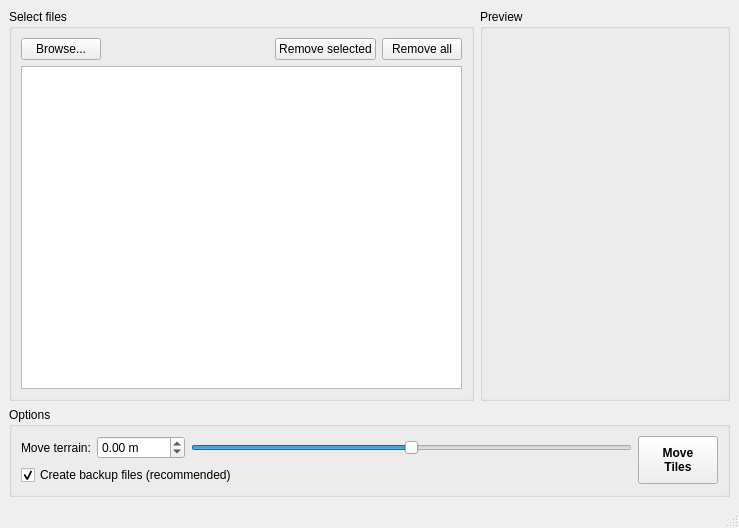
ma7t3/OmsiTerrainMover, file mainwindow.ui: the form before one commit.
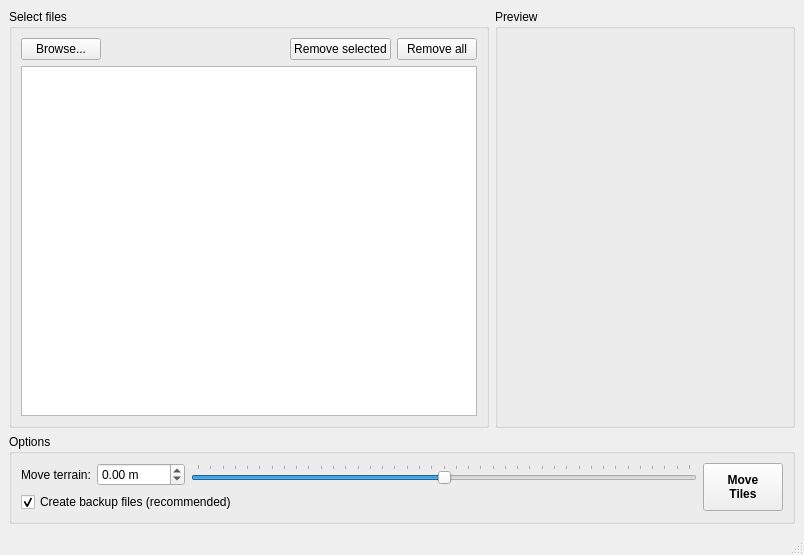
The form after the commit.

Commit message: basic ui functionality

What changed in the file:
```diff
--- a/mainwindow.ui
+++ b/mainwindow.ui
@@ -6,8 +6,8 @@
    <rect>
     <x>0</x>
     <y>0</y>
-    <width>739</width>
-    <height>528</height>
+    <width>804</width>
+    <height>555</height>
    </rect>
   </property>
   <property name="windowTitle">
@@ -62,7 +62,11 @@
           </layout>
          </item>
          <item>
-          <widget class="QListWidget" name="lwSelectedFiles"/>
+          <widget class="QListWidget" name="lwSelectedFiles">
+           <property name="sortingEnabled">
+            <bool>true</bool>
+           </property>
+          </widget>
          </item>
         </layout>
        </widget>
@@ -71,8 +75,8 @@
        <widget class="QGroupBox" name="gbPreview">
         <property name="minimumSize">
          <size>
-          <width>250</width>
-          <height>250</height>
+          <width>300</width>
+          <height>300</height>
          </size>
         </property>
         <property name="title">
@@ -129,9 +133,18 @@
              <property name="maximum">
               <number>1000</number>
              </property>
+             <property name="pageStep">
+              <number>50</number>
+             </property>
              <property name="orientation">
               <enum>Qt::Horizontal</enum>
              </property>
+             <property name="tickPosition">
+              <enum>QSlider::TicksAbove</enum>
+             </property>
+             <property name="tickInterval">
+              <number>50</number>
+             </property>
             </widget>
            </item>
           </layout>
```
Left out of the diff: 2 changed lines with no effect on the pictures. The commit also changes 2 other files.
